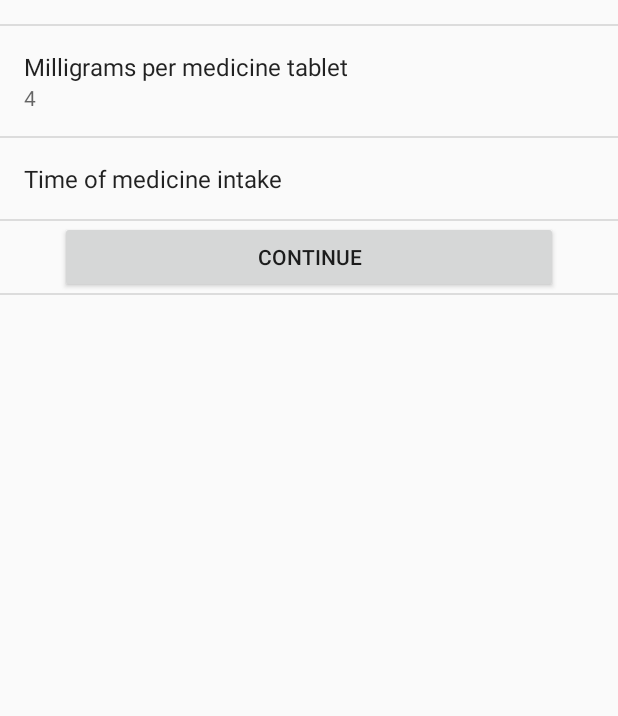
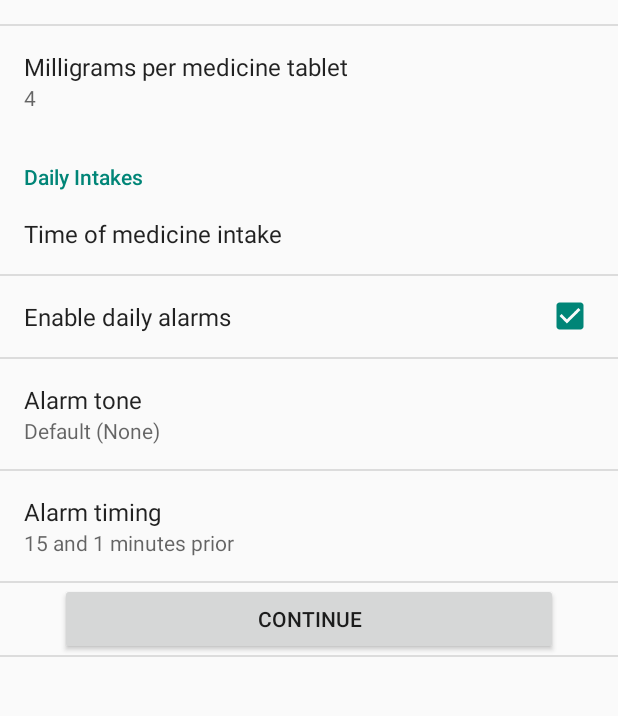
Before and after one commit to AndresMartinMaq/ThirdYPSinthrome, an Android app: the SettingsActivity screen opened directly, with no data from a screen before it, on a phone screen of 412 x 824 dp, the part 420-1136 px from its top. Run offline under Robolectric (Android 15) with nearby library versions, the light colour scheme and no system bars.

Commit message:
Started Alarms funct. Did settings UI

```diff
--- a/app/src/main/java/com/example/andres/thirdypsinthrome/MyUtils.java
+++ b/app/src/main/java/com/example/andres/thirdypsinthrome/MyUtils.java
@@ -15,6 +15,8 @@ import java.util.Locale;
 //TODO IMPORTANT DosageAdjustmenttables need to have an associated therapeutic range they are good for.
 //TODO update today UI when new dose is added. --Done?
 //TODO 1 dia sin acenocoumarl
+
+//TODO Notifications, Cit. Science notes, Exporting, History.
 
 //TODO not let add dosages that overlap.
 //TODO be able to delete dosages?
--- a/app/src/main/java/com/example/andres/thirdypsinthrome/SettingsActivity.java
+++ b/app/src/main/java/com/example/andres/thirdypsinthrome/SettingsActivity.java
@@ -3,11 +3,15 @@ package com.example.andres.thirdypsinthrome;
 import android.annotation.SuppressLint;
 import android.content.Intent;
 import android.content.SharedPreferences;
+import android.media.Ringtone;
+import android.media.RingtoneManager;
+import android.net.Uri;
 import android.os.Bundle;
 import android.preference.ListPreference;
 import android.preference.Preference;
 import android.preference.PreferenceActivity;
 import android.preference.PreferenceManager;
+import android.provider.AlarmClock;
 import android.view.View;
 
 import com.example.andres.thirdypsinthrome.DataHolders.DsgAdjustHolder;
@@ -36,6 +40,8 @@ public class SettingsActivity extends PreferenceActivity
         bindPreferenceSummaryToValue(findPreference(getString(R.string.pref_med_name_key)));
         bindPreferenceSummaryToValue(findPreference(getString(R.string.pref_med_time_key)));
         bindPreferenceSummaryToValue(findPreference(getString(R.string.pref_mg_per_tablet_key)));
+        bindPreferenceSummaryToValue(findPreference(getString(R.string.pref_alarmtone_key)));
+        bindPreferenceSummaryToValue(findPreference(getString(R.string.pref_alarm_timing_key)));
 
         //For when this is the initial setup.
         final SharedPreferences prefs = PreferenceManager.getDefaultSharedPreferences(this);
@@ -91,10 +97,18 @@ public class SettingsActivity extends PreferenceActivity
             if (prefIndex >= 0) {
                 preference.setSummary(listPreference.getEntries()[prefIndex]);
             }
-        }else if(preference.getKey().equals(getString(R.string.pref_med_name_key))){
+        }else
+        if (preference.getKey().equals(getString(R.string.pref_alarmtone_key))){
+            //For alarm tone, get the name (otherwise it displays the filepath).
+            Uri ringtoneUri = Uri.parse(stringValue);
+            Ringtone ringtone = RingtoneManager.getRingtone(this, ringtoneUri);
+            String name = ringtone.getTitle(this);
+            preference.setSummary(name);
+        }else
+        if(preference.getKey().equals(getString(R.string.pref_med_name_key))){
             //For the medicine, check and set whether automatic dosage generation will be possible with it.
             SharedPreferences prefs = PreferenceManager.getDefaultSharedPreferences(this);
-            String medName = prefs.getString(preference.getKey(), "");
+            String medName = stringValue;
             prefs.edit().putString(preference.getKey(), medName.toLowerCase()).commit(); //Also, make sure only lowercase letters are stored.
 
             float inrMin = Float.parseFloat(prefs.getString(getString(R.string.pref_mininr_key), ""));
@@ -103,7 +117,7 @@ public class SettingsActivity extends PreferenceActivity
             boolean autoMode = DsgAdjustHolder.isAutoModePossible(this, medName, inrMin, inrMax);
             prefs.edit().putBoolean(getString(R.string.automode_prefkey), autoMode).commit();
 
-            preference.setSummary(stringValue);
+            preference.setSummary(medName);
         } else {
             // For other preferences, set the summary to the value's string representation.
             preference.setSummary(stringValue);
@@ -111,4 +125,20 @@ public class SettingsActivity extends PreferenceActivity
         return true;
     }
 
+    //Setting an alarm for the medicine taking time
+    private void setAlarm() {
+        SharedPreferences prefs = PreferenceManager.getDefaultSharedPreferences(this);
+        String timeStr = prefs.getString(getString(R.string.pref_med_time_key), getString(R.string.pref_med_time_default));
+        String[] strArr = timeStr.split(":");
+
+        int  hour = Integer.parseInt(strArr[0]);
+        int minute = Integer.parseInt(strArr[1]);
+
+        Intent i = new Intent(AlarmClock.ACTION_SET_ALARM);
+        i.putExtra(AlarmClock.EXTRA_HOUR, hour );
+        i.putExtra(AlarmClock.EXTRA_MINUTES, minute);
+        i.putExtra(AlarmClock.EXTRA_SKIP_UI, false);
+        startActivity(i);
+    }
+
 }
--- a/app/src/main/res/values/strings.xml
+++ b/app/src/main/res/values/strings.xml
@@ -35,6 +35,7 @@
     <string name="pref_maxinr_title">Maximum INR</string>
     <string name="pref_maxinr_default">3.5</string>
 
+    <string name="pref_catg_time_title">Daily Intakes</string>
     <string name="pref_med_time_key">medTime</string>
     <string name="pref_med_time_title">Time of medicine intake</string>
     <string name="pref_med_time_default">18:30</string>
@@ -46,6 +47,33 @@
     <string name="pref_mg_per_tablet_key">mgPerTablet</string>
     <string name="pref_mg_per_tablet_title">Milligrams per medicine tablet</string>
 
+    <!-- Settings Activity, alarm -->
+    <string name="pref_alarm_enabled_key">alarmsEnabled</string>
+    <string name="pref_alarm_enabled_title">Enable daily alarms</string>
+    <string name="pref_alarmtone_key">alarmTone</string>
+    <string name="pref_alarmtone_title">Alarm tone</string>
+    <string name="pref_alarmtone_default">content://settings/system/alarm_alert</string>
+    <string name="pref_alarm_timing_key">alarmTiming</string>
+    <string name="pref_alarm_timing_title">Alarm timing</string>
+    <string name="pref_alarm_timing_default">15,1</string>
+    <string-array name="pref_alarm_times_titles">
+        <item>5 minutes prior</item>
+        <item>10 minutes prior</item>
+        <item>15 and 1 minutes prior</item>
+        <item>20 and 1 minutes prior</item>
+        <item>30 and 1 minutes prior</item>
+        <item>30 and 5 minutes prior</item>
+    </string-array>
+    <string-array name="pref_alarm_times_values">
+        <item>5</item>
+        <item>10</item>
+        <item>15,1</item>
+        <item>20,1</item>
+        <item>30,1</item>
+        <item>30,5</item>
+    </string-array>
+
+    <!-- Special values stored in shared preferences-->
     <string name="userID_prefkey">db_userID</string>
     <string name="automode_prefkey">is_auto_dose_generation_available</string>
 
--- a/app/src/main/res/xml/general_prefs.xml
+++ b/app/src/main/res/xml/general_prefs.xml
@@ -48,10 +48,39 @@
             android:maxLines="1" />
     </PreferenceCategory>
 
-    <com.example.andres.thirdypsinthrome.TimePreference
-        android:key="@string/pref_med_time_key"
-        android:title="@string/pref_med_time_title"
-        android:defaultValue="@string/pref_med_time_default"/>
+    <PreferenceCategory
+        android:title="@string/pref_catg_time_title"
+        android:key="pref_key_times">
+
+        <com.example.andres.thirdypsinthrome.TimePreference
+            android:key="@string/pref_med_time_key"
+            android:title="@string/pref_med_time_title"
+            android:defaultValue="@string/pref_med_time_default"/>
+
+        <!-- A 'parent' preference enables/disables child preferences when checked/unchecked. -->
+        <CheckBoxPreference
+            android:key="@string/pref_alarm_enabled_key"
+            android:title="@string/pref_alarm_enabled_title"
+            android:defaultValue="true" />
+
+        <!-- Allows the user to choose a alarm tone-->
+        <!-- NOTE: RingtonePreference's summary should be set to its value by the activity code. -->
+        <RingtonePreference
+            android:dependency="@string/pref_alarm_enabled_key"
+            android:key="@string/pref_alarmtone_key"
+            android:title="@string/pref_alarmtone_title"
+            android:ringtoneType="alarm"
+            android:defaultValue="@string/pref_alarmtone_default" />
+
+        <ListPreference
+            android:dependency="@string/pref_alarm_enabled_key"
+            android:key="@string/pref_alarm_timing_key"
+            android:title="@string/pref_alarm_timing_title"
+            android:entries="@array/pref_alarm_times_titles"
+            android:entryValues="@array/pref_alarm_times_values"
+            android:defaultValue="@string/pref_alarm_timing_default" />
+
+    </PreferenceCategory>
 
     <Preference
         android:key="prefs_continue_bttn"
```
